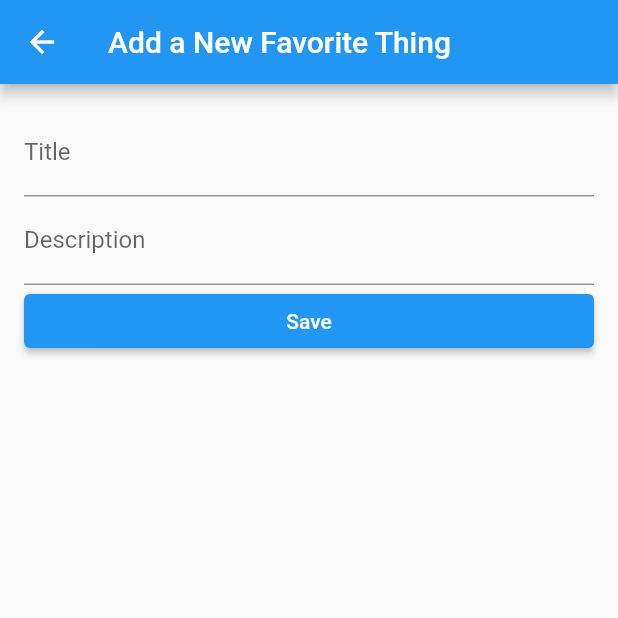
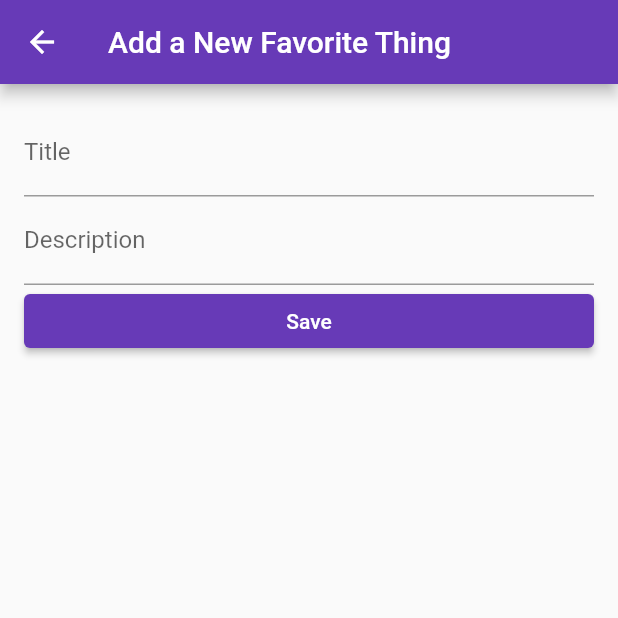
Before and after one commit to Jonas-Lieske/esd_flutter_example, a Flutter app: the screen it shows after launch, after a tap on the "add" icon, on a phone screen of 412 x 824 dp, the top half of it. Run offline on Flutter 3.47's test engine with Material 2 defaults, Android fonts, the phone set to English and light mode, and no system bars.

Commit message:
refactor: Optimized code readability

```diff
--- a/lib/main.dart
+++ b/lib/main.dart
@@ -15,14 +15,12 @@ class MyApp extends StatelessWidget {
   Widget build(BuildContext context) {
     return MaterialApp(
       title: 'My Favorite Things',
-      theme: ThemeData(
-        primarySwatch: Colors.blue,
-      ),
-      home: HomeScreen(),
+      theme: ThemeData(primarySwatch: Colors.deepPurple),
+      home: const HomeScreen(),
       // Static routes
       routes: {
-        HomeScreen.routeName: (context) => HomeScreen(),
-        AddItemScreen.routeName: (context) => AddItemScreen(),
+        HomeScreen.routeName: (context) => const HomeScreen(),
+        AddItemScreen.routeName: (context) => const AddItemScreen(),
       },
       // Routes with args
       onGenerateRoute: (settings) {
--- a/lib/screens/home_screen.dart
+++ b/lib/screens/home_screen.dart
@@ -23,11 +23,8 @@ class _HomeScreenState extends State<HomeScreen> {
       appBar: AppBar(
         title: const Text('My Favorite Things'),
       ),
-      body: ListView.builder(
-        itemCount: items.length,
-        itemBuilder: (context, index) {
-          return FavoriteItemCard(item: items[index]);
-        },
+      body: ListView(
+        children: [...items.map((e) => FavoriteItemCard(item: e))],
       ),
       floatingActionButton: FloatingActionButton(
         onPressed: () async {
--- a/lib/widgets/favorite_item_card.dart
+++ b/lib/widgets/favorite_item_card.dart
@@ -9,9 +9,7 @@ class FavoriteItemCard extends StatelessWidget {
 
   @override
   Widget build(BuildContext context) {
-    return Card(
-      child: ListTile(
-        title: Text(item.title),
+    return GestureDetector(
       onTap: () {
         Navigator.pushNamed(
           context,
@@ -19,6 +17,21 @@ class FavoriteItemCard extends StatelessWidget {
           arguments: item,
         );
       },
+      child: Container(
+        height: 50,
+        decoration: BoxDecoration(
+            color: Theme.of(context).cardColor,
+            border: Border.all(color: Colors.black12)),
+        child: Row(
+          children: [
+            Expanded(
+                child: Container(
+                    margin: const EdgeInsets.symmetric(horizontal: 10),
+                    child: Text(item.title,
+                        style: const TextStyle(fontSize: 25)))),
+            const Icon(Icons.arrow_right)
+          ],
+        ),
       ),
     );
   }
```
Lines whose indentation alone changed are shown as unchanged.
